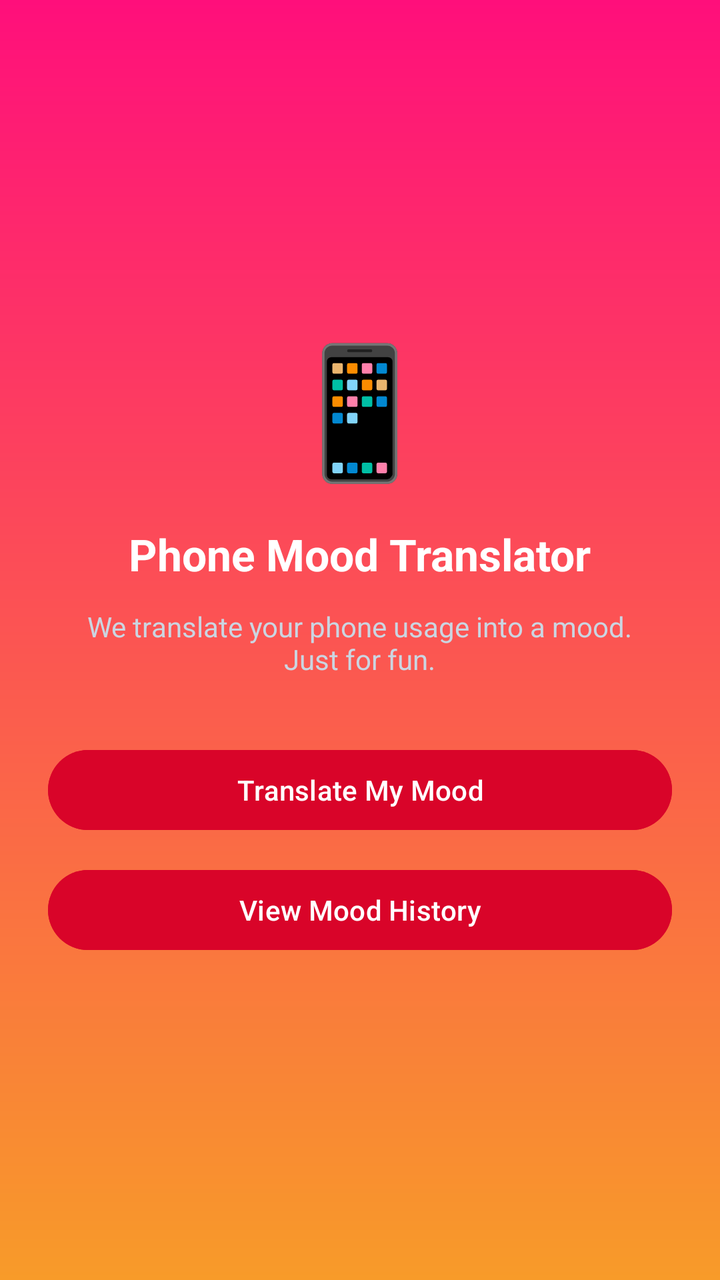
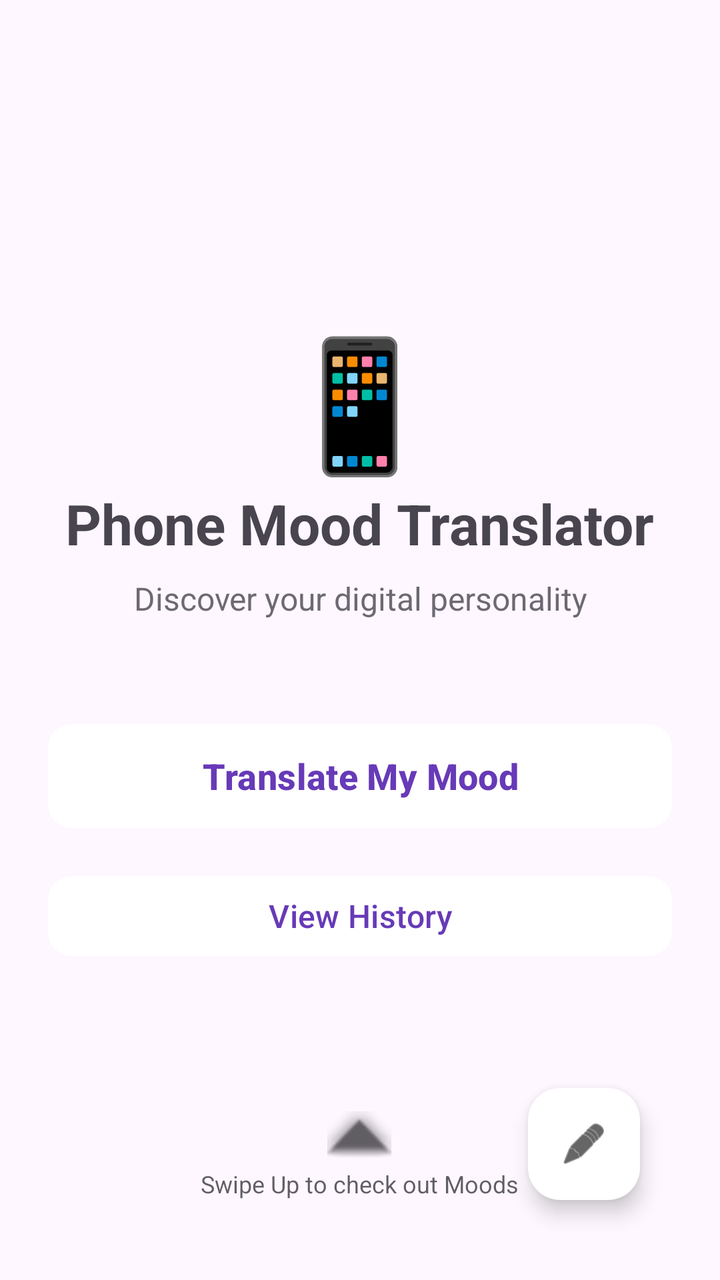

Before-and-after screenshots of an Android layout around one commit, followed by the original layout XML and the change that was made.
<!-- AndroidManifest.xml: application theme Theme.PhoneMoodTranslator -->
<!-- res/layout/activity_main.xml -->
<?xml version="1.0" encoding="utf-8"?>
<LinearLayout
    xmlns:android="http://schemas.android.com/apk/res/android"
    android:layout_width="match_parent"
    android:layout_height="match_parent"
    android:orientation="vertical"
    android:gravity="center"
    android:background="@drawable/bg_gradient"
    android:padding="24dp">

    <TextView
        android:id="@+id/tvEmoji"
        android:text="📱"
        android:textSize="64sp"
        android:layout_width="wrap_content"
        android:layout_height="wrap_content"/>

    <TextView
        android:text="Phone Mood Translator"
        android:textSize="22sp"
        android:textStyle="bold"
        android:textColor="#FFFFFF"
        android:layout_marginTop="16dp"
        android:layout_width="wrap_content"
        android:layout_height="wrap_content"/>

    <TextView
        android:text="We translate your phone usage into a mood.\nJust for fun."
        android:textSize="14sp"
        android:textColor="#CBD5E1"
        android:gravity="center"
        android:layout_marginTop="12dp"
        android:layout_width="wrap_content"
        android:layout_height="wrap_content"/>

    <Button
        android:id="@+id/btnStart"
        android:text="Translate My Mood"
        android:layout_marginTop="32dp"
        android:layout_width="match_parent"
        android:layout_height="wrap_content"
        android:backgroundTint="#d90429"/>
    <Button
        android:id="@+id/btnHistory"
        android:text="View Mood History"
        android:layout_marginTop="12dp"
        android:layout_width="match_parent"
        android:layout_height="wrap_content"
        android:backgroundTint="#d90429"/>

</LinearLayout>
<!-- resources referenced by this layout -->
<resources>
  <!-- drawable bg_gradient (drawable) -->
  <?xml version="1.0" encoding="utf-8"?>
  <shape xmlns:android="http://schemas.android.com/apk/res/android">
  
      <gradient
          android:startColor="#ff0f7b"
          android:endColor="#f89b29"
          android:angle="270"
          android:type="linear" />
  
  </shape>
  <style name="Theme.PhoneMoodTranslator" parent="Base.Theme.PhoneMoodTranslator" />
  <style name="Base.Theme.PhoneMoodTranslator" parent="Theme.Material3.DayNight.NoActionBar">
          
          
      </style>
</resources>

<!-- the commit's change to res/layout/activity_main.xml (unified diff, before → after) -->
@@ -1,51 +1,105 @@
 <?xml version="1.0" encoding="utf-8"?>
-<LinearLayout
-    xmlns:android="http://schemas.android.com/apk/res/android"
+<RelativeLayout xmlns:android="http://schemas.android.com/apk/res/android"
+    xmlns:app="http://schemas.android.com/apk/res-auto"
+    xmlns:tools="http://schemas.android.com/tools"
+    android:id="@+id/mainRootLayout"
     android:layout_width="match_parent"
     android:layout_height="match_parent"
-    android:orientation="vertical"
-    android:gravity="center"
-    android:background="@drawable/bg_gradient"
-    android:padding="24dp">
+    android:padding="24dp"
+    tools:context=".MainActivity">
 
-    <TextView
-        android:id="@+id/tvEmoji"
-        android:text="📱"
-        android:textSize="64sp"
-        android:layout_width="wrap_content"
-        android:layout_height="wrap_content"/>
-
-    <TextView
-        android:text="Phone Mood Translator"
-        android:textSize="22sp"
-        android:textStyle="bold"
-        android:textColor="#FFFFFF"
-        android:layout_marginTop="16dp"
-        android:layout_width="wrap_content"
-        android:layout_height="wrap_content"/>
-
-    <TextView
-        android:text="We translate your phone usage into a mood.\nJust for fun."
-        android:textSize="14sp"
-        android:textColor="#CBD5E1"
-        android:gravity="center"
-        android:layout_marginTop="12dp"
-        android:layout_width="wrap_content"
-        android:layout_height="wrap_content"/>
-
-    <Button
-        android:id="@+id/btnStart"
-        android:text="Translate My Mood"
-        android:layout_marginTop="32dp"
+    <LinearLayout
         android:layout_width="match_parent"
         android:layout_height="wrap_content"
-        android:backgroundTint="#d90429"/>
-    <Button
-        android:id="@+id/btnHistory"
-        android:text="View Mood History"
-        android:layout_marginTop="12dp"
-        android:layout_width="match_parent"
+        android:layout_centerInParent="true"
+        android:orientation="vertical"
+        android:gravity="center">
+
+        <TextView
+            android:id="@+id/tvEmoji"
+            android:text="📱"
+            android:textSize="64sp"
+            android:layout_width="wrap_content"
+            android:layout_height="wrap_content"/>
+
+        <TextView
+            android:id="@+id/tvTitle"
+            android:layout_width="wrap_content"
+            android:layout_height="wrap_content"
+            android:text="Phone Mood Translator"
+            android:textSize="28sp"
+            android:textStyle="bold"
+            android:gravity="center"
+            android:layout_marginBottom="8dp" />
+
+        <TextView
+            android:id="@+id/tvSubtitle"
+            android:layout_width="wrap_content"
+            android:layout_height="wrap_content"
+            android:text="Discover your digital personality"
+            android:textSize="16sp"
+            android:alpha="0.8"
+            android:gravity="center"
+            android:layout_marginBottom="48dp" />
+
+        <Button
+            android:id="@+id/btnStart"
+            android:layout_width="match_parent"
+            android:layout_height="60dp"
+            android:text="Translate My Mood"
+            android:textSize="18sp"
+            android:textStyle="bold"
+            android:textColor="#673AB7"
+            android:backgroundTint="#FFFFFF"
+            app:cornerRadius="12dp" />
+
+        <Button
+            android:id="@+id/btnHistory"
+            android:layout_width="match_parent"
+            android:layout_height="wrap_content"
+            android:layout_marginTop="16dp"
+            android:text="View History"
+            android:textSize="16sp"
+            android:textColor="#673AB7"
+            android:backgroundTint="#FFFFFF"
+            app:cornerRadius="12dp" />
+
+    </LinearLayout>
+
+    <com.google.android.material.floatingactionbutton.FloatingActionButton
+        android:id="@+id/fabColorPicker"
+        android:layout_width="wrap_content"
         android:layout_height="wrap_content"
-        android:backgroundTint="#d90429"/>
+        android:layout_alignParentBottom="true"
+        android:layout_alignParentEnd="true"
+        android:layout_margin="16dp"
+        android:src="@android:drawable/ic_menu_edit"
+        android:backgroundTint="#FFFFFF"
+        app:tint="#000000"
+        android:contentDescription="Change Background Color" />
+    <LinearLayout
+        android:id="@+id/layoutSwipeHint"
+        android:layout_width="wrap_content"
+        android:layout_height="wrap_content"
+        android:orientation="vertical"
+        android:gravity="center"
+        android:layout_alignParentBottom="true"
+        android:layout_centerHorizontal="true"
+        android:layout_marginBottom="16dp"
+        android:alpha="0.7">
 
-</LinearLayout>
+        <ImageView
+            android:layout_width="32dp"
+            android:layout_height="32dp"
+            android:src="@android:drawable/arrow_up_float"
+            app:tint="?android:attr/textColorPrimary" />
+
+        <TextView
+            android:layout_width="wrap_content"
+            android:layout_height="wrap_content"
+            android:text="Swipe Up to check out Moods"
+            android:textSize="12sp"
+            android:textColor="?android:attr/textColorPrimary"/>
+    </LinearLayout>
+
+</RelativeLayout>
<!-- resource entries referenced after the edit -->
@@ -1,16 +1,5 @@
 <!-- resources referenced by this layout -->
 <resources>
-  <!-- drawable bg_gradient (drawable) -->
-  <?xml version="1.0" encoding="utf-8"?>
-  <shape xmlns:android="http://schemas.android.com/apk/res/android">
-  
-      <gradient
-          android:startColor="#ff0f7b"
-          android:endColor="#f89b29"
-          android:angle="270"
-          android:type="linear" />
-  
-  </shape>
   <style name="Theme.PhoneMoodTranslator" parent="Base.Theme.PhoneMoodTranslator" />
   <style name="Base.Theme.PhoneMoodTranslator" parent="Theme.Material3.DayNight.NoActionBar">
           
